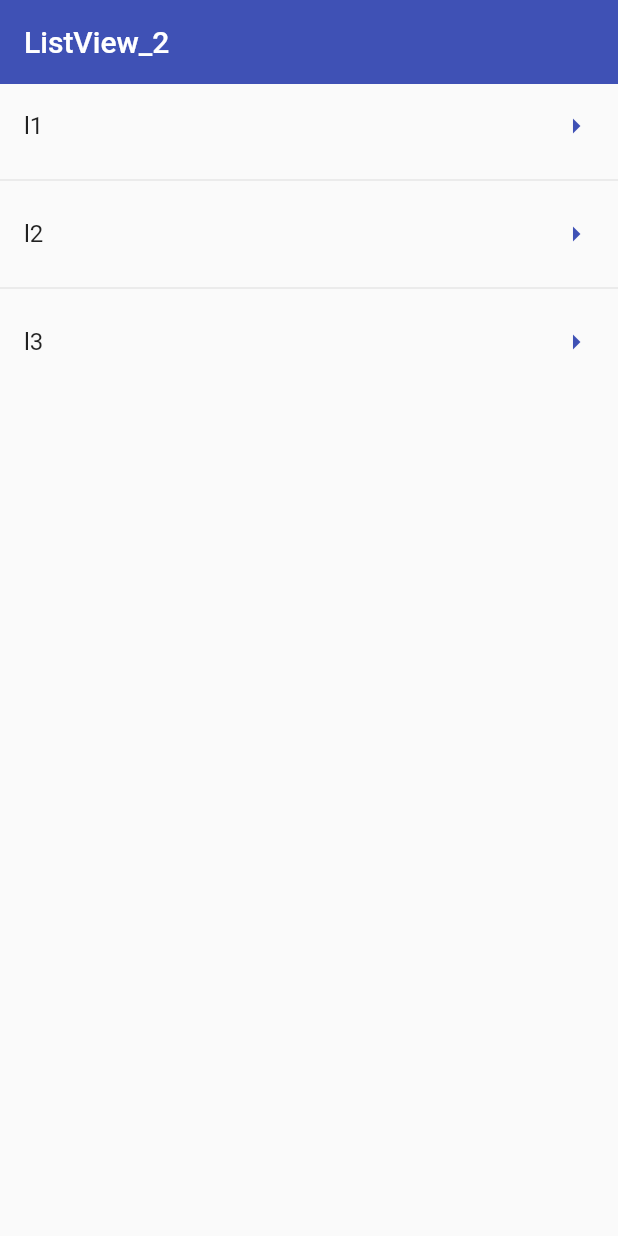
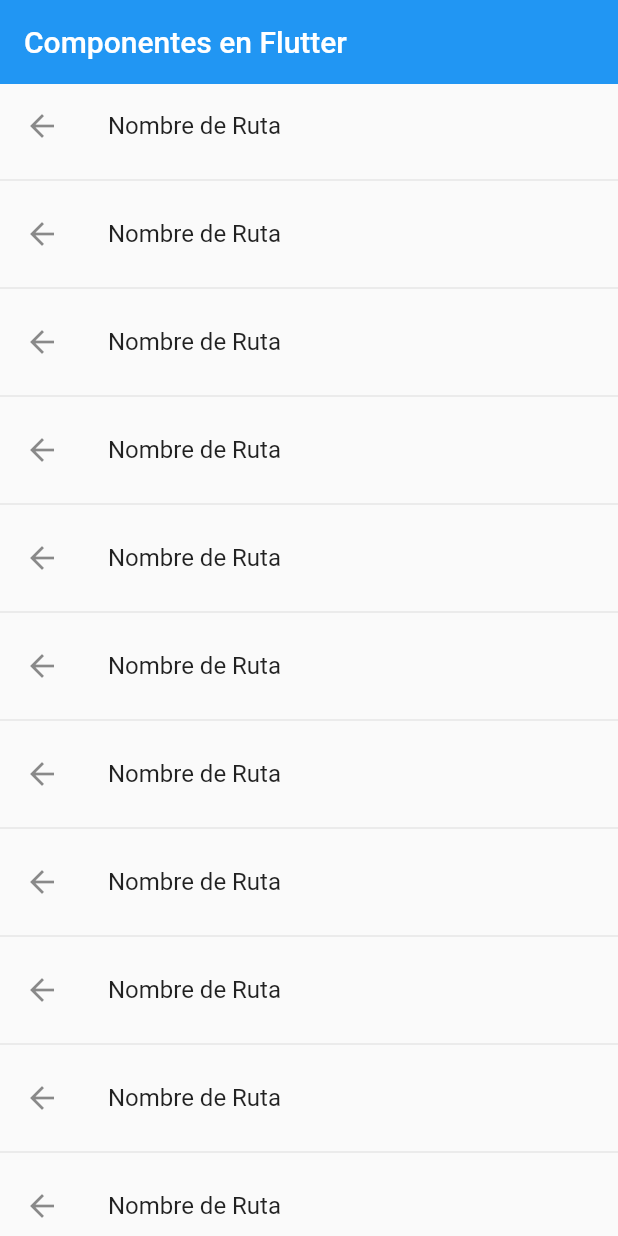
Before and after one commit to AlphaFG00/Fluter_ReCheck, a Flutter app: the screen it shows after launch, on a phone screen of 412 x 824 dp. Run offline on Flutter 3.47's test engine with Material 2 defaults, Android fonts, the phone set to English and light mode, and no system bars.

Commit message:
Beginning with routing
Extra Screen Created and ready to complete the routing.

```diff
--- a/flutter_application_2/lib/main.dart
+++ b/flutter_application_2/lib/main.dart
@@ -1,16 +1,23 @@
 import 'package:flutter/material.dart';
-import 'package:flutter_application_2/screens/listview1_screen.dart';
-import 'package:flutter_application_2/screens/listview2_separated.dart';
+import 'package:flutter_application_2/screens/screens.dart';
 
 void main() => runApp(MyApp());
 
 class MyApp extends StatelessWidget {
   @override
   Widget build(BuildContext context) {
-    return const MaterialApp(
+    return MaterialApp(
       debugShowCheckedModeBanner: false,
       title: 'Material App',
-      home: ListView2Screen(),
+      initialRoute: 'home',
+      //definicion de rutas:
+      routes: {
+        'home': (BuildContext context) => const HomeScreen(),
+        'listview1': (BuildContext context) => const ListView1Screen(),
+        'listview2': (BuildContext context) => const ListView2Screen(),
+        'alert': (BuildContext context) => const AlertScreen(),
+        'card': (BuildContext context) => const CardScreen(),
+      },
     );
   }
 }
--- /dev/null
+++ b/flutter_application_2/lib/screens/home_screen.dart
@@ -0,0 +1,22 @@
+import 'package:flutter/material.dart';
+
+class HomeScreen extends StatelessWidget {
+  const HomeScreen({Key? key}) : super(key: key);
+
+  @override
+  Widget build(BuildContext context) {
+    return Scaffold(
+        appBar: AppBar(
+          elevation: 0,
+          title: const Text('Componentes en Flutter'),
+        ),
+        body: ListView.separated(
+            itemBuilder: (context, index) => ListTile(
+                  title: const Text('Nombre de Ruta'),
+                  leading: const Icon(Icons.arrow_back),
+                  onTap: () {},
+                ),
+            separatorBuilder: (_, ___) => const Divider(),
+            itemCount: 100));
+  }
+}
--- /dev/null
+++ b/flutter_application_2/lib/screens/screens.dart
@@ -0,0 +1,8 @@
+//archivo de bodega para tener todas las rutas en un solo archivo y
+// que no se vean muchas importaciones en los archivos
+
+export 'package:flutter_application_2/screens/alert_screen.dart';
+export 'package:flutter_application_2/screens/listview1_screen.dart';
+export 'package:flutter_application_2/screens/listview2_separated.dart';
+export 'package:flutter_application_2/screens/card_screen.dart';
+export 'package:flutter_application_2/screens/home_screen.dart';
```
Also changed, not shown: flutter_application_2/lib/screens/alert_screen.dart (added, +14 -0 lines), flutter_application_2/lib/screens/card_screen.dart (added, +14 -0 lines).
